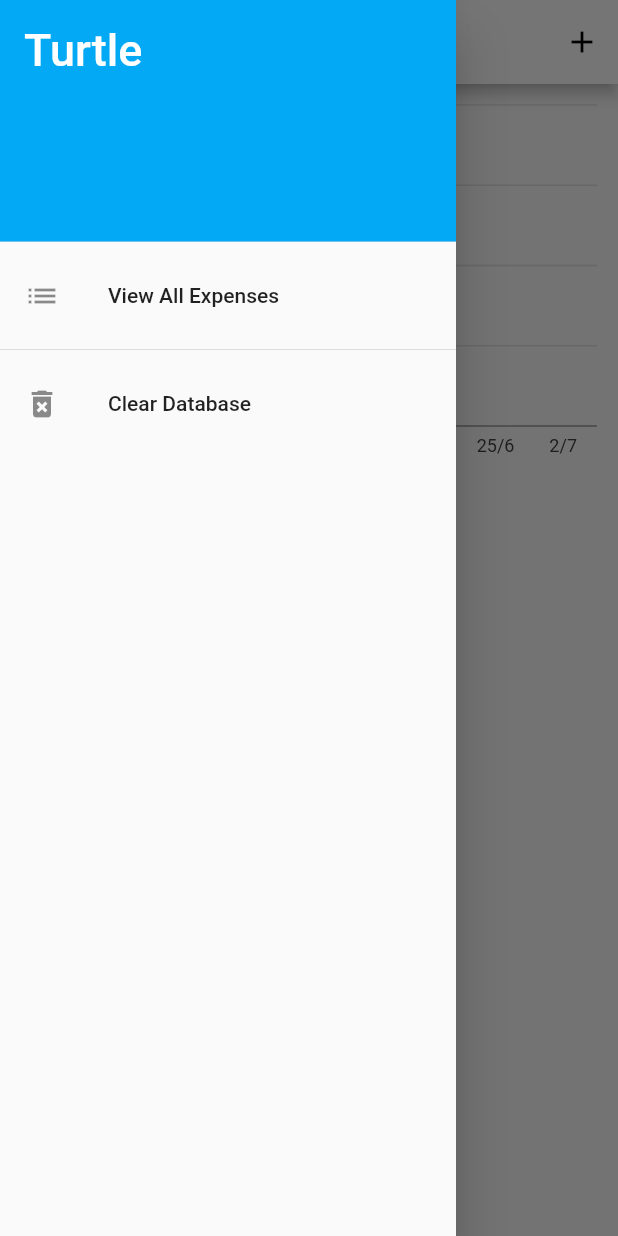
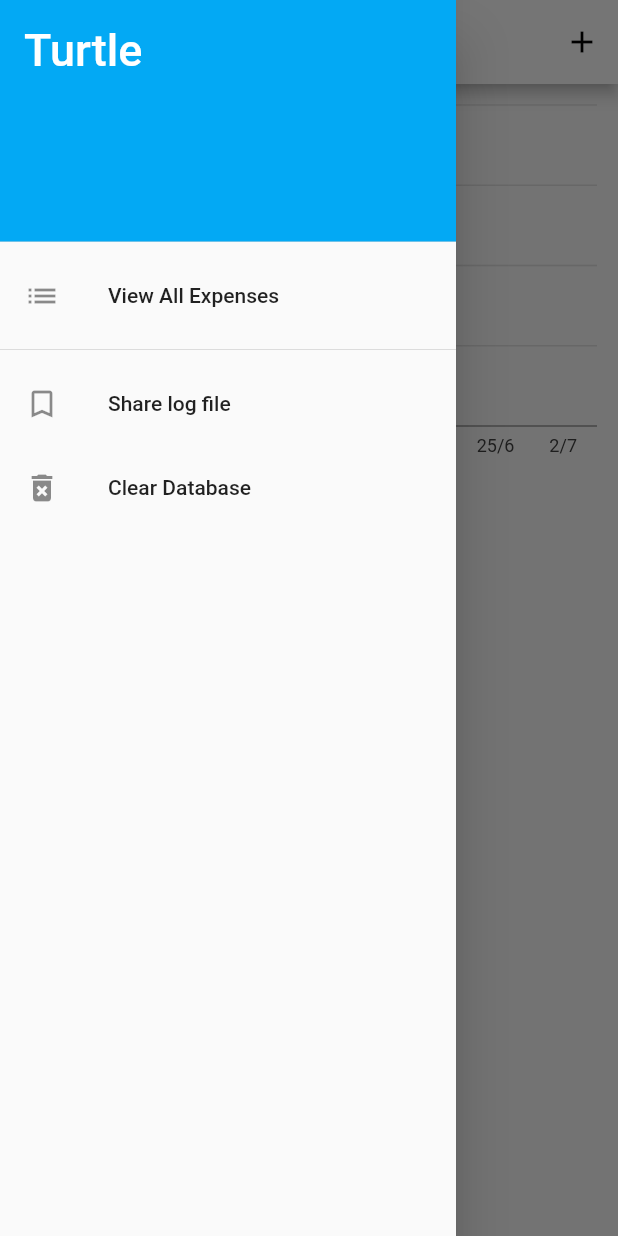
Before and after one commit to iPieter/turtle_expense_tracker, a Flutter app: the screen it shows after launch, with the side drawer open, on a phone screen of 412 x 824 dp. Run offline on Flutter 3.47's test engine with Material 2 defaults, Android fonts, the phone set to English and light mode, and no system bars; our stand-ins replace charts_flutter, share, sqflite, tuple; missing offline and left inert: currency_input_formatter, mutex; accounts and stored records are empty.

Commit message:
Closed #12

```diff
--- a/lib/ApplicationDatabase.dart
+++ b/lib/ApplicationDatabase.dart
@@ -6,10 +6,13 @@ import 'Expense.dart';
 import 'Location.dart';
 import 'package:mutex/mutex.dart';
 import 'package:tuple/tuple.dart';
+import 'package:logging/logging.dart';
 
 class ApplicationDatabase {
   static final ApplicationDatabase _singleton =
       new ApplicationDatabase._internal();
+
+  final Logger _log = new Logger('Turtle');
 
   db_utils.Database _db;
   Mutex mutex;
@@ -29,16 +32,15 @@ class ApplicationDatabase {
 
       _db = await db_utils.openDatabase(path, version: 1,
           onCreate: (db_utils.Database db, int version) async {
-            print("Creating new db");
+        _log.info("Creating new db");
 
         await db.execute(
             "CREATE TABLE Expense(id INTEGER PRIMARY KEY, amount REAL, name TEXT, date INTEGER, location INTEGER, category TEXT)");
         await db.execute(
             "CREATE TABLE Location(id INTEGER PRIMARY KEY, name TEXT, lat REAL, lng REAL)");
       }, onOpen: (db_utils.Database db) {
-        print("DB opened");
+        _log.finest("DB opened");
       });
-
     }
     mutex.release();
     return _db;
@@ -52,9 +54,9 @@ class ApplicationDatabase {
   }
 
   insertExpense(Expense e) async {
-    print("Inserting expense");
+    _log.finest("Inserting expense");
     var db = await _getDB();
-    print("Got DB handle");
+    _log.finest("Got DB handle");
 
     List<Map> loc = await db.rawQuery(
         "SELECT * FROM Location WHERE name = ? AND lat = ? AND lng = ?",
@@ -62,36 +64,30 @@ class ApplicationDatabase {
 
     int ID = 0;
     if (loc.isEmpty) {
-      print("Creating a new location entry");
+      _log.finest("Creating a new location entry");
       ID = await db.rawInsert(
           "INSERT INTO Location(name,lat,lng) VALUES(?,?,?)",
           [e.location.name, e.location.lat, e.location.lng]);
 
       List<Map> locs = await db.rawQuery("SELECT * FROM Location");
-      print(locs);
+      _log.finest(locs);
     } else {
-      print("Location existed, reusing.");
+      _log.finest("Location existed, reusing.");
       ID = loc.elementAt(0)["id"];
     }
 
-    print("Location ID ${ID}");
+    _log.finest("Location ID ${ID}");
 
     await db.transaction((txn) async {
       int id = await txn.rawInsert(
           "INSERT INTO Expense(amount,name,date,location,category) VALUES(?,?,?,?,?)",
-          [
-            e.amount,
-            e.name,
-            e.when.millisecondsSinceEpoch,
-            ID,
-            e.category
-          ]);
-      print("Created Expense record: $id");
+          [e.amount, e.name, e.when.millisecondsSinceEpoch, ID, e.category]);
+      _log.finest("Created Expense record: $id");
     });
   }
 
   getExpensesInPeriod(DateTime start, DateTime end) async {
-    print("Fetching expenses for period");
+    _log.finest("Fetching expenses for period");
     var db = await _getDB();
 
     List<Map> expenses = await db.rawQuery(
@@ -99,7 +95,7 @@ class ApplicationDatabase {
         [start.millisecondsSinceEpoch, end.millisecondsSinceEpoch]);
     List<Map> locations = await db.rawQuery("SELECT * FROM Location");
 
-    print("Building list");
+    _log.finest("Building list");
 
     return _buildList(expenses, locations);
   }
@@ -107,13 +103,12 @@ class ApplicationDatabase {
   _buildList(List<Map> expenses, List<Map> locations) {
     List<Expense> result = new List();
 
-    if( expenses == null || locations == null )
-      return result;
+    if (expenses == null || locations == null) return result;
 
     for (var e in expenses) {
-      var loc = locations.firstWhere((entry) => entry["id"] == e["location"], orElse: () => null );
-      if(loc == null)
-        continue;
+      var loc = locations.firstWhere((entry) => entry["id"] == e["location"],
+          orElse: () => null);
+      if (loc == null) continue;
       Expense expense = new Expense(
           e["amount"],
           e["name"],
@@ -121,32 +116,33 @@ class ApplicationDatabase {
           new Location(loc["name"], loc["lat"], loc["lng"]),
           e["category"]);
       result.add(expense);
-
     }
 
     return result;
   }
 
   Future<List<Expense>> getAllExpenses() async {
-    print("Fetching expenses");
+    _log.finest("Fetching expenses");
     var db = await _getDB();
     List<Map> expenses = await db.rawQuery("SELECT * FROM Expense");
     List<Map> locations = await db.rawQuery("SELECT * FROM Location");
 
-    print("Building list");
+    _log.finest("Building list");
 
     return _buildList(expenses, locations).reversed.toList();
   }
 
-  Future<List<Tuple2<String,double>>> getCategoryCount(DateTime start, DateTime end) async {
-      print("Fetching categories");
+  Future<List<Tuple2<String, double>>> getCategoryCount(
+      DateTime start, DateTime end) async {
+    _log.finest("Fetching categories");
     var db = await _getDB();
 
     var result = new List<Tuple2<String, double>>();
-      List<Map> categoryCount =  await db.rawQuery("SELECT category, amount, SUM(amount) FROM Expense WHERE date >= ? AND date <= ? GROUP BY category",
+    List<Map> categoryCount = await db.rawQuery(
+        "SELECT category, amount, SUM(amount) FROM Expense WHERE date >= ? AND date <= ? GROUP BY category",
         [start.millisecondsSinceEpoch, end.millisecondsSinceEpoch]);
 
-      for( var entry in categoryCount ) {
+    for (var entry in categoryCount) {
       result.add(new Tuple2(entry["category"], entry["SUM(amount)"]));
     }
 
--- a/lib/ExpenseCategories.dart
+++ b/lib/ExpenseCategories.dart
@@ -1,6 +1,9 @@
+import 'dart:io';
+
 import 'package:flutter/material.dart';
 import 'package:flutter/services.dart';
 import 'package:currency_input_formatter/currency_input_formatter.dart';
+import 'package:path_provider/path_provider.dart';
 import 'ApplicationDatabase.dart';
 import 'InputExpense.dart';
 import 'Expense.dart';
@@ -8,6 +11,7 @@ import 'ExpensesList.dart';
 import 'ExpensesChart.dart';
 import 'package:tuple/tuple.dart';
 import 'Statistics.dart';
+import 'package:share/share.dart';
 
 class ExpenseCategories extends StatefulWidget {
   @override
@@ -130,6 +134,26 @@ class ExpenseCategoriesState extends State<ExpenseCategories> {
             ),
             new Divider(),
             new ListTile(
+              leading: const Icon(Icons.bookmark_border),
+              title: new Text('Share log file'),
+              onTap: () async {
+                final RenderBox box = context.findRenderObject();
+                final directory = await getApplicationDocumentsDirectory();
+
+                Share
+                    .file(
+                        mimeType: ShareType.TYPE_FILE,
+                        title: 'Log file',
+                        path: '${directory.path}/finer.log',
+                        text: 'Share the log file')
+                    .share(
+                        sharePositionOrigin:
+                            box.localToGlobal(Offset.zero) & box.size);
+
+                Navigator.pop(context);
+              },
+            ),
+            new ListTile(
               leading: const Icon(Icons.delete_forever),
               title: new Text('Clear Database'),
               onTap: () {
--- a/lib/main.dart
+++ b/lib/main.dart
@@ -1,13 +1,30 @@
+import 'package:path_provider/path_provider.dart';
 import 'ExpenseCategories.dart';
 import 'package:flutter/material.dart';
-import 'ApplicationDatabase.dart';
+import 'package:logging/logging.dart';
+import 'dart:io';
 
 void main() => runApp(new Turtle());
 
 class Turtle extends StatelessWidget {
+  final Logger _log = new Logger('Turtle');
+
+  Turtle() {
+    //configurate logger
+    Logger.root.level = Level.FINER;
+    Logger.root.onRecord.listen((LogRecord rec) async {
+      final directory = await getApplicationDocumentsDirectory();
+      print('${rec.level.name}: ${rec.time}: ${rec.message}');
+      new File('${directory.path}/finer.log').writeAsStringSync(
+          '${rec.level.name}: ${rec.time}: ${rec.message}',
+          mode: FileMode.writeOnlyAppend);
+    });
+
+    _log.info("Logger configurated");
+  }
+
   @override
   Widget build(BuildContext context) {
-
     return new MaterialApp(
       debugShowCheckedModeBanner: false, //remove shitty debug banner
       title: 'Expenses',
--- a/pubspec.yaml
+++ b/pubspec.yaml
@@ -14,6 +14,10 @@ dependencies:
   charts_flutter: "^0.3.0"
   mutex : "^0.0.1"
   tuple : "^1.0.1"
+  logging: "^0.11.3+1"
+  share:
+    git:
+     url: https://github.com/d-silveira/flutter-share.git
 
 dev_dependencies:
   flutter_test:
```
Lines whose indentation alone changed are shown as unchanged.
